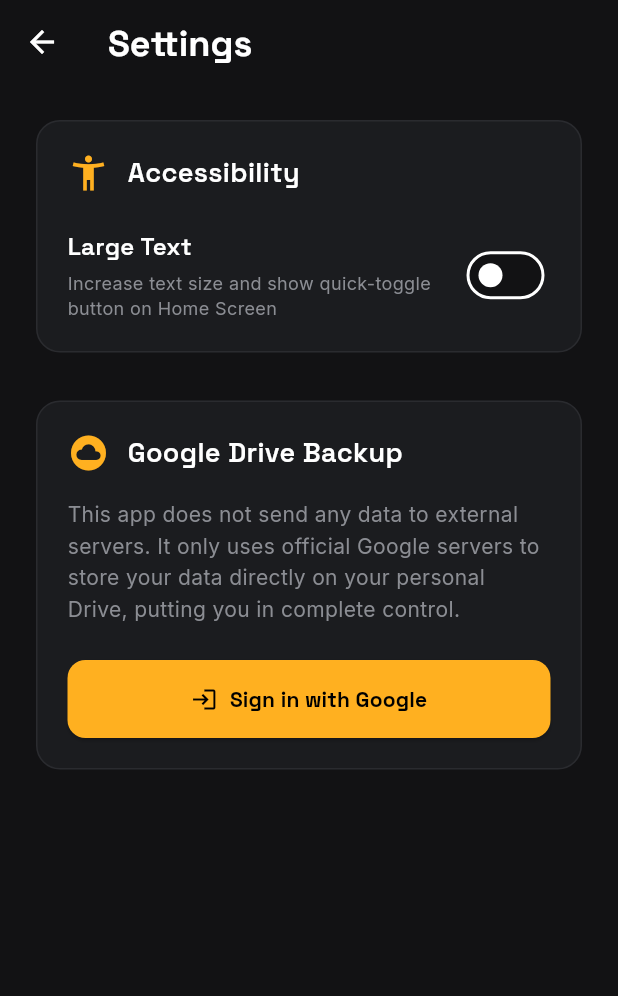
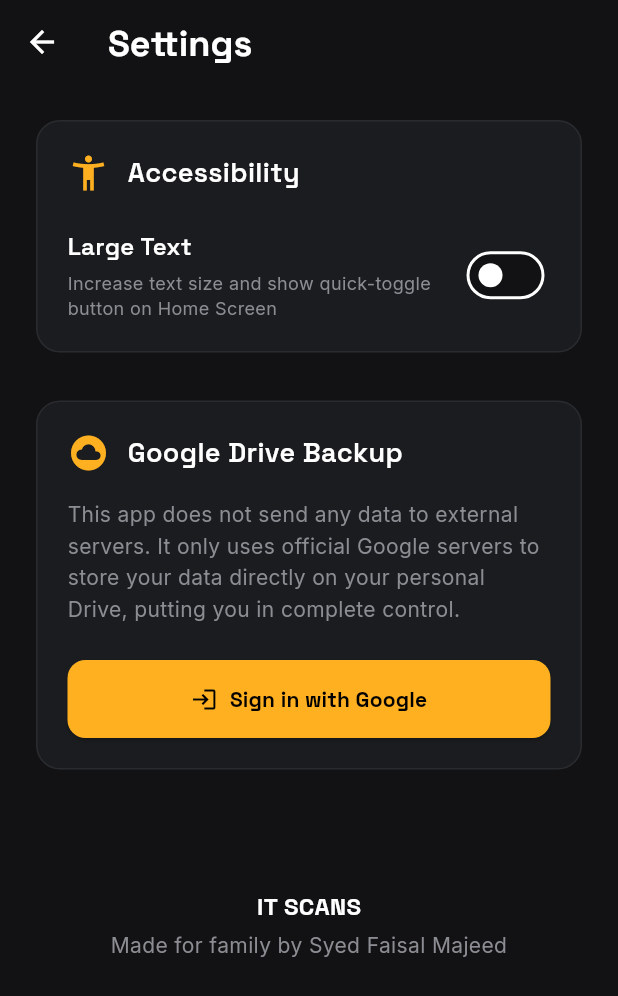
Before and after one commit to Allrounder687/IT-SCANS, a Flutter app: the SettingsScreen screen opened directly, on a phone screen of 412 x 824 dp. Shown: the top 996 px of the screen. Run offline on Flutter 3.47's test engine with Material 3 defaults, Android fonts, the phone set to English and light mode, and no system bars; our stand-ins replace google_fonts, google_mobile_ads, google_sign_in, in_app_purchase, share_plus, shared_preferences and 1 more; missing offline and left inert: extension_google_sign_in_as_googleapis_auth, flutter_doc_scanner, flutter_pdfview, google_mlkit_text_recognition, googleapis, pdfx; accounts and stored records are empty; network calls fail.

Commit message:
Add About section in Settings

```diff
--- a/lib/screens/settings/settings_screen.dart
+++ b/lib/screens/settings/settings_screen.dart
@@ -39,6 +39,8 @@
               _buildGoogleAccountSection(context, auth),
               const SizedBox(height: 32),
               if (auth.isSignedIn) _buildSyncSettingsSection(context, auth),
+              const SizedBox(height: 32),
+              _buildAboutSection(context),
             ],
           );
         },
@@ -347,4 +349,31 @@
       ),
     );
   }
+
+  Widget _buildAboutSection(BuildContext context) {
+    return Padding(
+      padding: const EdgeInsets.symmetric(vertical: 16.0),
+      child: Column(
+        children: [
+          Text(
+            'IT SCANS',
+            style: GoogleFonts.spaceGrotesk(
+              fontSize: 16,
+              fontWeight: FontWeight.bold,
+              color: Colors.white,
+            ),
+          ),
+          const SizedBox(height: 4),
+          Text(
+            'Made for family by Syed Faisal Majeed',
+            style: GoogleFonts.inter(
+              fontSize: 14,
+              color: appTextMuted,
+            ),
+            textAlign: TextAlign.center,
+          ),
+        ],
+      ),
+    );
+  }
 }
```
Also changed, not shown: 1 other file.
